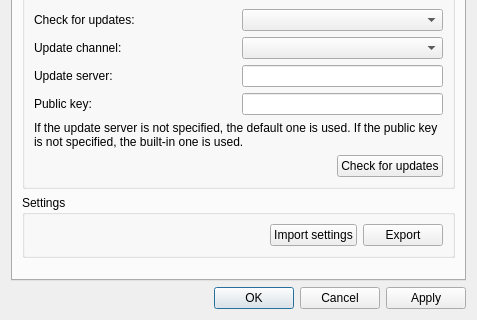
dchapyshev/aspia, file source/host/ui/config_dialog.ui: the form before one commit; both pictures show x 0 to 477 and y 216 to 536 of the 477 by 536 pixel window.
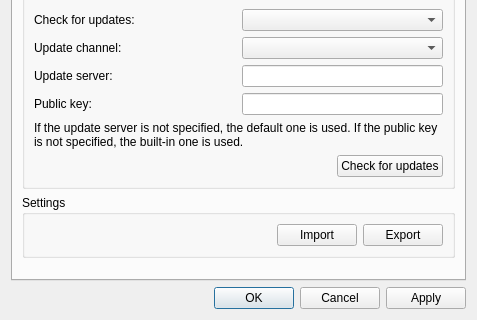
The form after the commit. Icons and pictures are not drawn. Custom widgets are drawn as their Qt base class.

What changed in the file:
```diff
--- a/source/host/ui/config_dialog.ui
+++ b/source/host/ui/config_dialog.ui
@@ -241,7 +241,7 @@
           <item>
            <widget class="QPushButton" name="button_import">
             <property name="text">
-             <string>Import settings</string>
+             <string>Import</string>
             </property>
            </widget>
           </item>
```
